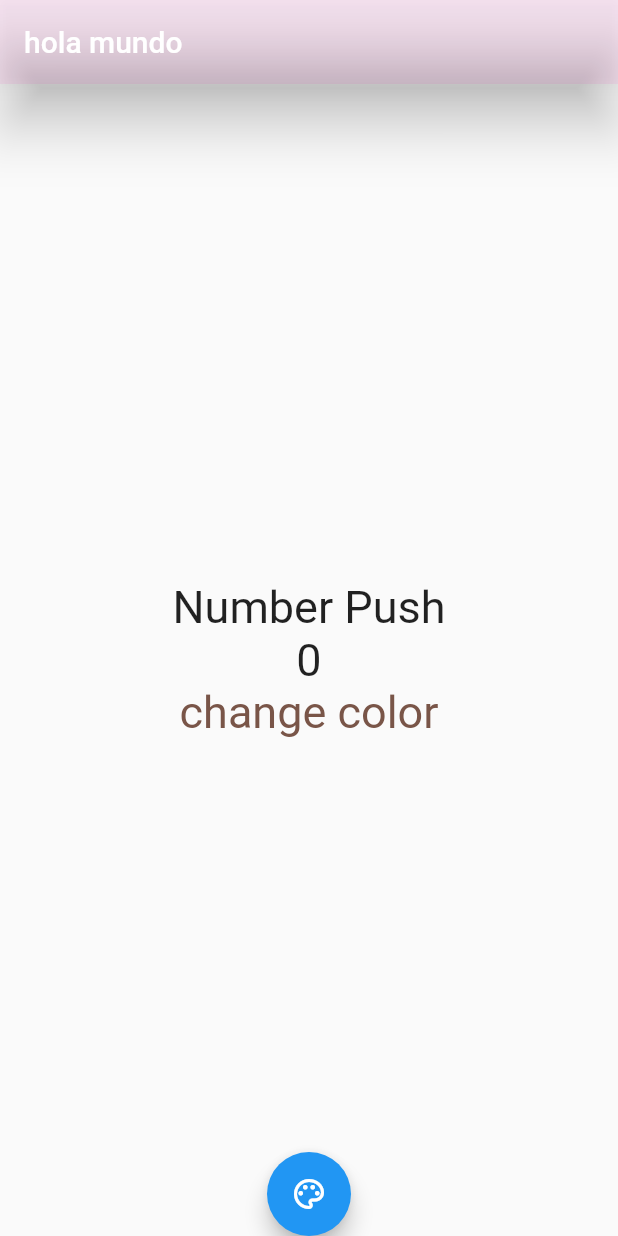
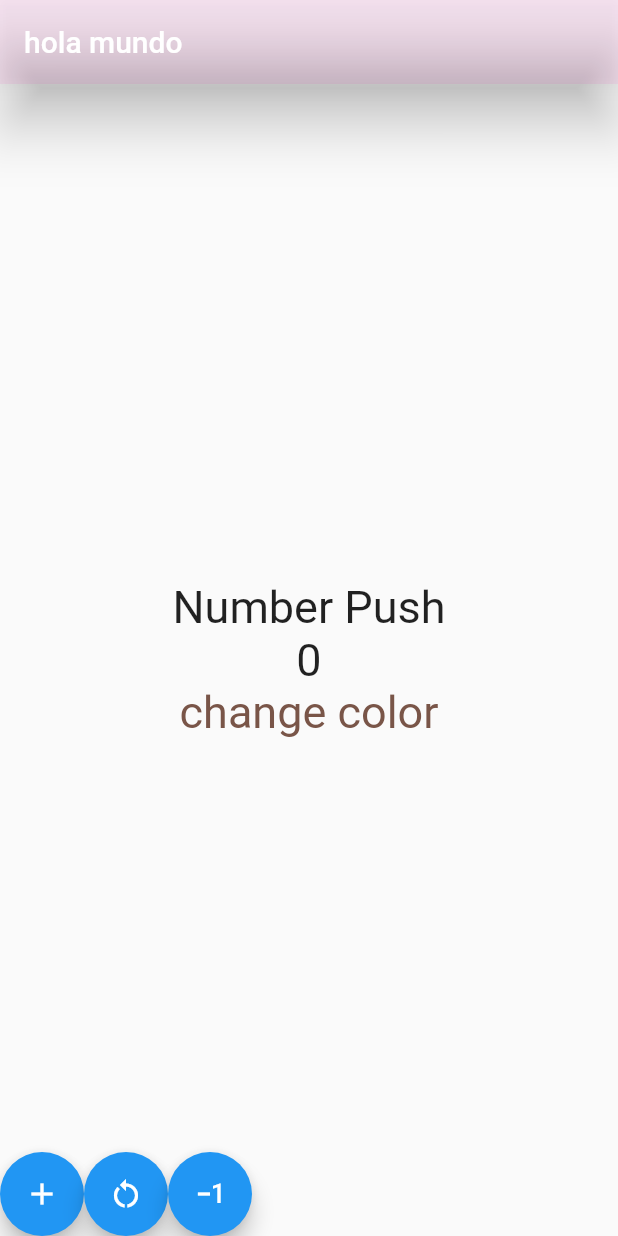
Before and after one commit to ariasrodelogithub/Flutter_and_Dart, a Flutter app: the screen it shows after launch, on a phone screen of 412 x 824 dp. Run offline on Flutter 3.47's test engine with Material 2 defaults, Android fonts, the phone set to English and light mode, and no system bars.

Commit message:
agregando botones de restar y resetear y enviadno funciones como argumentos

```diff
--- a/lib/views/connt_screem.dart
+++ b/lib/views/connt_screem.dart
@@ -11,6 +11,23 @@ class ContadorScreen extends StatefulWidget {
 
 class _ContadorState extends State<ContadorScreen> {
   int counter = 0;
+
+  void increment() {
+    counter++;
+    setState(() {});
+  }
+
+  void decrement() {
+    counter--;
+    setState(() {});
+  }
+
+  void restart() {
+    counter = 0;
+    setState(() {});
+  }
+
+  // ignore: non_constant_identifier_names
   change_color_text() {
     if (counter % 2 == 0) {
       return Colors.primaries[Random().nextInt(Colors.primaries.length)];
@@ -45,19 +62,42 @@ class _ContadorState extends State<ContadorScreen> {
           ),
         ),
         floatingActionButtonLocation: FloatingActionButtonLocation.centerDocked,
-        floatingActionButton: FloatingActionButton(
-            onPressed: () {
-              showMessage();
-              setState(() {
-                counter++;
-              });
-            },
-            child: const Icon(
-              Icons.color_lens_outlined,
-            )));
+        floatingActionButton: CustomFloatingActionButtonLocation(
+          increaseFn: increment,
+          decreaseFn: decrement,
+          restarFn: restart,
+        ));
   }
 
   void showMessage() {
     print('hola');
   }
 }
+
+class CustomFloatingActionButtonLocation extends StatelessWidget {
+  final Function increaseFn;
+  final Function decreaseFn;
+  final Function restarFn;
+
+  const CustomFloatingActionButtonLocation({
+    Key? key,
+    required this.increaseFn,
+    required this.decreaseFn,
+    required this.restarFn,
+  }) : super(key: key);
+
+  @override
+  Widget build(BuildContext context) {
+    return Row(
+      children: <Widget>[
+        FloatingActionButton(
+            child: const Icon(Icons.add), onPressed: () => increaseFn()),
+        FloatingActionButton(
+            child: const Icon(Icons.restart_alt), onPressed: () => restarFn()),
+        FloatingActionButton(
+            child: const Icon(Icons.exposure_minus_1),
+            onPressed: () => decreaseFn()),
+      ],
+    );
+  }
+}
```
